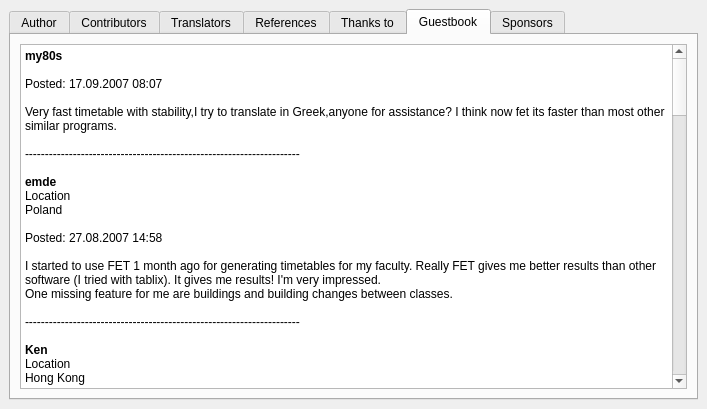
Above: src/interface/helpaboutform_template.ui from janLo/FET before the change. Below: the same form after it.
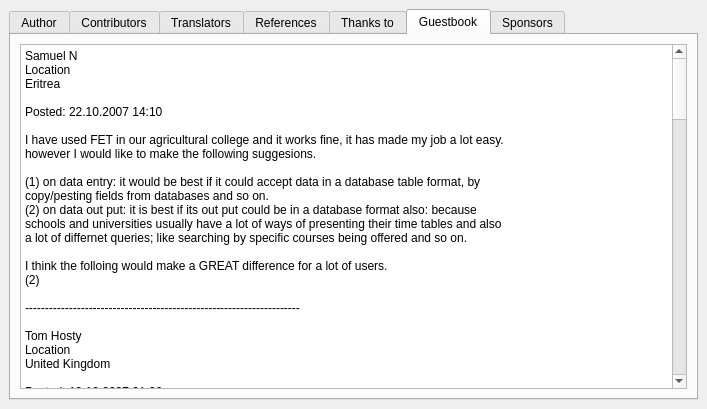
That is the form after the change. The open tabs and pages were chosen to show the change.

```diff
--- a/src/interface/helpaboutform_template.ui
+++ b/src/interface/helpaboutform_template.ui
@@ -445,6 +445,82 @@
           <string>&lt;html>&lt;head>&lt;meta name="qrichtext" content="1" />&lt;style type="text/css">
 p, li { white-space: pre-wrap; }
 &lt;/style>&lt;/head>&lt;body style=" font-family:'Sans Serif'; font-size:9pt; font-weight:400; font-style:normal;">
+&lt;p style=" margin-top:0px; margin-bottom:0px; margin-left:0px; margin-right:0px; -qt-block-indent:0; text-indent:0px;">Samuel N&lt;/p>
+&lt;p style=" margin-top:0px; margin-bottom:0px; margin-left:0px; margin-right:0px; -qt-block-indent:0; text-indent:0px;">Location&lt;/p>
+&lt;p style=" margin-top:0px; margin-bottom:0px; margin-left:0px; margin-right:0px; -qt-block-indent:0; text-indent:0px;">Eritrea&lt;/p>
+&lt;p style=" margin-top:0px; margin-bottom:0px; margin-left:0px; margin-right:0px; -qt-block-indent:0; text-indent:0px;">	&lt;/p>
+&lt;p style=" margin-top:0px; margin-bottom:0px; margin-left:0px; margin-right:0px; -qt-block-indent:0; text-indent:0px;">Posted: 22.10.2007 14:10&lt;/p>
+&lt;p style="-qt-paragraph-type:empty; margin-top:0px; margin-bottom:0px; margin-left:0px; margin-right:0px; -qt-block-indent:0; text-indent:0px;">&lt;/p>
+&lt;p style=" margin-top:0px; margin-bottom:0px; margin-left:0px; margin-right:0px; -qt-block-indent:0; text-indent:0px;">I have used FET in our agricultural college and it works fine, it has made my job a lot easy.&lt;/p>
+&lt;p style=" margin-top:0px; margin-bottom:0px; margin-left:0px; margin-right:0px; -qt-block-indent:0; text-indent:0px;">however I would like to make the following suggesions.&lt;/p>
+&lt;p style="-qt-paragraph-type:empty; margin-top:0px; margin-bottom:0px; margin-left:0px; margin-right:0px; -qt-block-indent:0; text-indent:0px;">&lt;/p>
+&lt;p style=" margin-top:0px; margin-bottom:0px; margin-left:0px; margin-right:0px; -qt-block-indent:0; text-indent:0px;">(1) on data entry: it would be best if it could accept data in a database table format, by &lt;/p>
+&lt;p style=" margin-top:0px; margin-bottom:0px; margin-left:0px; margin-right:0px; -qt-block-indent:0; text-indent:0px;">copy/pesting fields from databases and so on.&lt;/p>
+&lt;p style=" margin-top:0px; margin-bottom:0px; margin-left:0px; margin-right:0px; -qt-block-indent:0; text-indent:0px;">(2) on data out put: it is best if its out put could be in a database format also: because &lt;/p>
+&lt;p style=" margin-top:0px; margin-bottom:0px; margin-left:0px; margin-right:0px; -qt-block-indent:0; text-indent:0px;">schools and universities usually have a lot of ways of presenting their time tables and also &lt;/p>
+&lt;p style=" margin-top:0px; margin-bottom:0px; margin-left:0px; margin-right:0px; -qt-block-indent:0; text-indent:0px;">a lot of differnet queries; like searching by specific courses being offered and so on.&lt;/p>
+&lt;p style="-qt-paragraph-type:empty; margin-top:0px; margin-bottom:0px; margin-left:0px; margin-right:0px; -qt-block-indent:0; text-indent:0px;">&lt;/p>
+&lt;p style=" margin-top:0px; margin-bottom:0px; margin-left:0px; margin-right:0px; -qt-block-indent:0; text-indent:0px;">I think the folloing would make a GREAT difference for a lot of users.&lt;/p>
+&lt;p style=" margin-top:0px; margin-bottom:0px; margin-left:0px; margin-right:0px; -qt-block-indent:0; text-indent:0px;">(2) &lt;/p>
+&lt;p style="-qt-paragraph-type:empty; margin-top:0px; margin-bottom:0px; margin-left:0px; margin-right:0px; -qt-block-indent:0; text-indent:0px;">&lt;/p>
+&lt;p style=" margin-top:0px; margin-bottom:0px; margin-left:0px; margin-right:0px; -qt-block-indent:0; text-indent:0px;">---------------------------------------------------------------------&lt;/p>
+&lt;p style="-qt-paragraph-type:empty; margin-top:0px; margin-bottom:0px; margin-left:0px; margin-right:0px; -qt-block-indent:0; text-indent:0px;">&lt;/p>
+&lt;p style=" margin-top:0px; margin-bottom:0px; margin-left:0px; margin-right:0px; -qt-block-indent:0; text-indent:0px;">Tom Hosty&lt;/p>
+&lt;p style=" margin-top:0px; margin-bottom:0px; margin-left:0px; margin-right:0px; -qt-block-indent:0; text-indent:0px;">Location&lt;/p>
+&lt;p style=" margin-top:0px; margin-bottom:0px; margin-left:0px; margin-right:0px; -qt-block-indent:0; text-indent:0px;">United Kingdom&lt;/p>
+&lt;p style=" margin-top:0px; margin-bottom:0px; margin-left:0px; margin-right:0px; -qt-block-indent:0; text-indent:0px;">	&lt;/p>
+&lt;p style=" margin-top:0px; margin-bottom:0px; margin-left:0px; margin-right:0px; -qt-block-indent:0; text-indent:0px;">Posted: 19.10.2007 01:06&lt;/p>
+&lt;p style="-qt-paragraph-type:empty; margin-top:0px; margin-bottom:0px; margin-left:0px; margin-right:0px; -qt-block-indent:0; text-indent:0px;">&lt;/p>
+&lt;p style=" margin-top:0px; margin-bottom:0px; margin-left:0px; margin-right:0px; -qt-block-indent:0; text-indent:0px;">It's 2 years since I discovered FET. It was brilliant then, and free! Its speed has improved &lt;/p>
+&lt;p style=" margin-top:0px; margin-bottom:0px; margin-left:0px; margin-right:0px; -qt-block-indent:0; text-indent:0px;">a lot in the meantime and it is easier to use. And it's still free!&lt;/p>
+&lt;p style="-qt-paragraph-type:empty; margin-top:0px; margin-bottom:0px; margin-left:0px; margin-right:0px; -qt-block-indent:0; text-indent:0px;">&lt;/p>
+&lt;p style=" margin-top:0px; margin-bottom:0px; margin-left:0px; margin-right:0px; -qt-block-indent:0; text-indent:0px;">---------------------------------------------------------------------&lt;/p>
+&lt;p style="-qt-paragraph-type:empty; margin-top:0px; margin-bottom:0px; margin-left:0px; margin-right:0px; -qt-block-indent:0; text-indent:0px;">&lt;/p>
+&lt;p style=" margin-top:0px; margin-bottom:0px; margin-left:0px; margin-right:0px; -qt-block-indent:0; text-indent:0px;">davio&lt;/p>
+&lt;p style=" margin-top:0px; margin-bottom:0px; margin-left:0px; margin-right:0px; -qt-block-indent:0; text-indent:0px;">	&lt;/p>
+&lt;p style=" margin-top:0px; margin-bottom:0px; margin-left:0px; margin-right:0px; -qt-block-indent:0; text-indent:0px;">Posted: 18.10.2007 19:26&lt;/p>
+&lt;p style="-qt-paragraph-type:empty; margin-top:0px; margin-bottom:0px; margin-left:0px; margin-right:0px; -qt-block-indent:0; text-indent:0px;">&lt;/p>
+&lt;p style=" margin-top:0px; margin-bottom:0px; margin-left:0px; margin-right:0px; -qt-block-indent:0; text-indent:0px;">FET is one of the best programs of creating the school schedule.This school year , we have &lt;/p>
+&lt;p style=" margin-top:0px; margin-bottom:0px; margin-left:0px; margin-right:0px; -qt-block-indent:0; text-indent:0px;">used for creating the schedule for the school from Lanurile ,city of Braila, Romania, this &lt;/p>
+&lt;p style=" margin-top:0px; margin-bottom:0px; margin-left:0px; margin-right:0px; -qt-block-indent:0; text-indent:0px;">wonderful program. Thank you for offering for free this program.&lt;/p>
+&lt;p style="-qt-paragraph-type:empty; margin-top:0px; margin-bottom:0px; margin-left:0px; margin-right:0px; -qt-block-indent:0; text-indent:0px;">&lt;/p>
+&lt;p style=" margin-top:0px; margin-bottom:0px; margin-left:0px; margin-right:0px; -qt-block-indent:0; text-indent:0px;">---------------------------------------------------------------------&lt;/p>
+&lt;p style="-qt-paragraph-type:empty; margin-top:0px; margin-bottom:0px; margin-left:0px; margin-right:0px; -qt-block-indent:0; text-indent:0px;">&lt;/p>
+&lt;p style=" margin-top:0px; margin-bottom:0px; margin-left:0px; margin-right:0px; -qt-block-indent:0; text-indent:0px;">خالد بن الولي�&lt;/p>
+&lt;p style=" margin-top:0px; margin-bottom:0px; margin-left:0px; margin-right:0px; -qt-block-indent:0; text-indent:0px;">Location&lt;/p>
+&lt;p style=" margin-top:0px; margin-bottom:0px; margin-left:0px; margin-right:0px; -qt-block-indent:0; text-indent:0px;">Saudi Arabia&lt;/p>
+&lt;p style=" margin-top:0px; margin-bottom:0px; margin-left:0px; margin-right:0px; -qt-block-indent:0; text-indent:0px;">	&lt;/p>
+&lt;p style=" margin-top:0px; margin-bottom:0px; margin-left:0px; margin-right:0px; -qt-block-indent:0; text-indent:0px;">Posted: 09.10.2007 22:00&lt;/p>
+&lt;p style="-qt-paragraph-type:empty; margin-top:0px; margin-bottom:0px; margin-left:0px; margin-right:0px; -qt-block-indent:0; text-indent:0px;">&lt;/p>
+&lt;p style=" margin-top:0px; margin-bottom:0px; margin-left:0px; margin-right:0px; -qt-block-indent:0; text-indent:0px;">برنامج ممتاز وسريع ومجاني ومفتوح المصدر .&lt;/p>
+&lt;p style=" margin-top:0px; margin-bottom:0px; margin-left:0px; margin-right:0px; -qt-block-indent:0; text-indent:0px;">شكراً للمطورين.&lt;/p>
+&lt;p style="-qt-paragraph-type:empty; margin-top:0px; margin-bottom:0px; margin-left:0px; margin-right:0px; -qt-block-indent:0; text-indent:0px;">&lt;/p>
+&lt;p style=" margin-top:0px; margin-bottom:0px; margin-left:0px; margin-right:0px; -qt-block-indent:0; text-indent:0px;">This program is Good ,Fast,Free and Opensource.&lt;/p>
+&lt;p style=" margin-top:0px; margin-bottom:0px; margin-left:0px; margin-right:0px; -qt-block-indent:0; text-indent:0px;">Thanks for the programings.&lt;/p>
+&lt;p style="-qt-paragraph-type:empty; margin-top:0px; margin-bottom:0px; margin-left:0px; margin-right:0px; -qt-block-indent:0; text-indent:0px;">&lt;/p>
+&lt;p style=" margin-top:0px; margin-bottom:0px; margin-left:0px; margin-right:0px; -qt-block-indent:0; text-indent:0px;">---------------------------------------------------------------------&lt;/p>
+&lt;p style="-qt-paragraph-type:empty; margin-top:0px; margin-bottom:0px; margin-left:0px; margin-right:0px; -qt-block-indent:0; text-indent:0px;">&lt;/p>
+&lt;p style=" margin-top:0px; margin-bottom:0px; margin-left:0px; margin-right:0px; -qt-block-indent:0; text-indent:0px;">Codeck&lt;/p>
+&lt;p style=" margin-top:0px; margin-bottom:0px; margin-left:0px; margin-right:0px; -qt-block-indent:0; text-indent:0px;">Location&lt;/p>
+&lt;p style=" margin-top:0px; margin-bottom:0px; margin-left:0px; margin-right:0px; -qt-block-indent:0; text-indent:0px;">Indonesia&lt;/p>
+&lt;p style=" margin-top:0px; margin-bottom:0px; margin-left:0px; margin-right:0px; -qt-block-indent:0; text-indent:0px;">	&lt;/p>
+&lt;p style=" margin-top:0px; margin-bottom:0px; margin-left:0px; margin-right:0px; -qt-block-indent:0; text-indent:0px;">Posted: 06.10.2007 23:25&lt;/p>
+&lt;p style="-qt-paragraph-type:empty; margin-top:0px; margin-bottom:0px; margin-left:0px; margin-right:0px; -qt-block-indent:0; text-indent:0px;">&lt;/p>
+&lt;p style=" margin-top:0px; margin-bottom:0px; margin-left:0px; margin-right:0px; -qt-block-indent:0; text-indent:0px;">I need the manual using the FET in Indonesian or english, Anybody can Help me please ? e-mail me please..&lt;/p>
+&lt;p style="-qt-paragraph-type:empty; margin-top:0px; margin-bottom:0px; margin-left:0px; margin-right:0px; -qt-block-indent:0; text-indent:0px;">&lt;/p>
+&lt;p style=" margin-top:0px; margin-bottom:0px; margin-left:0px; margin-right:0px; -qt-block-indent:0; text-indent:0px;">---------------------------------------------------------------------&lt;/p>
+&lt;p style="-qt-paragraph-type:empty; margin-top:0px; margin-bottom:0px; margin-left:0px; margin-right:0px; -qt-block-indent:0; text-indent:0px;">&lt;/p>
+&lt;p style=" margin-top:0px; margin-bottom:0px; margin-left:0px; margin-right:0px; -qt-block-indent:0; text-indent:0px;">madewibawa&lt;/p>
+&lt;p style=" margin-top:0px; margin-bottom:0px; margin-left:0px; margin-right:0px; -qt-block-indent:0; text-indent:0px;">Location&lt;/p>
+&lt;p style=" margin-top:0px; margin-bottom:0px; margin-left:0px; margin-right:0px; -qt-block-indent:0; text-indent:0px;">Indonesia&lt;/p>
+&lt;p style=" margin-top:0px; margin-bottom:0px; margin-left:0px; margin-right:0px; -qt-block-indent:0; text-indent:0px;">	&lt;/p>
+&lt;p style=" margin-top:0px; margin-bottom:0px; margin-left:0px; margin-right:0px; -qt-block-indent:0; text-indent:0px;">Posted: 06.10.2007 14:09&lt;/p>
+&lt;p style="-qt-paragraph-type:empty; margin-top:0px; margin-bottom:0px; margin-left:0px; margin-right:0px; -qt-block-indent:0; text-indent:0px;">&lt;/p>
+&lt;p style=" margin-top:0px; margin-bottom:0px; margin-left:0px; margin-right:0px; -qt-block-indent:0; text-indent:0px;">i was download software&lt;/p>
+&lt;p style=" margin-top:0px; margin-bottom:0px; margin-left:0px; margin-right:0px; -qt-block-indent:0; text-indent:0px;">thanks&lt;/p>
+&lt;p style="-qt-paragraph-type:empty; margin-top:0px; margin-bottom:0px; margin-left:0px; margin-right:0px; -qt-block-indent:0; text-indent:0px;">&lt;/p>
+&lt;p style=" margin-top:0px; margin-bottom:0px; margin-left:0px; margin-right:0px; -qt-block-indent:0; text-indent:0px;">---------------------------------------------------------------------&lt;/p>
+&lt;p style="-qt-paragraph-type:empty; margin-top:0px; margin-bottom:0px; margin-left:0px; margin-right:0px; -qt-block-indent:0; text-indent:0px;">&lt;/p>
 &lt;p style=" margin-top:0px; margin-bottom:0px; margin-left:0px; margin-right:0px; -qt-block-indent:0; text-indent:0px;">&lt;span style=" font-weight:600;">my80s&lt;/span>&lt;/p>
 &lt;p style=" margin-top:0px; margin-bottom:0px; margin-left:0px; margin-right:0px; -qt-block-indent:0; text-indent:0px;">	&lt;/p>
 &lt;p style=" margin-top:0px; margin-bottom:0px; margin-left:0px; margin-right:0px; -qt-block-indent:0; text-indent:0px;">Posted: 17.09.2007 08:07&lt;/p>
```
Left out of the diff: 86 changed lines with no effect on the pictures.
